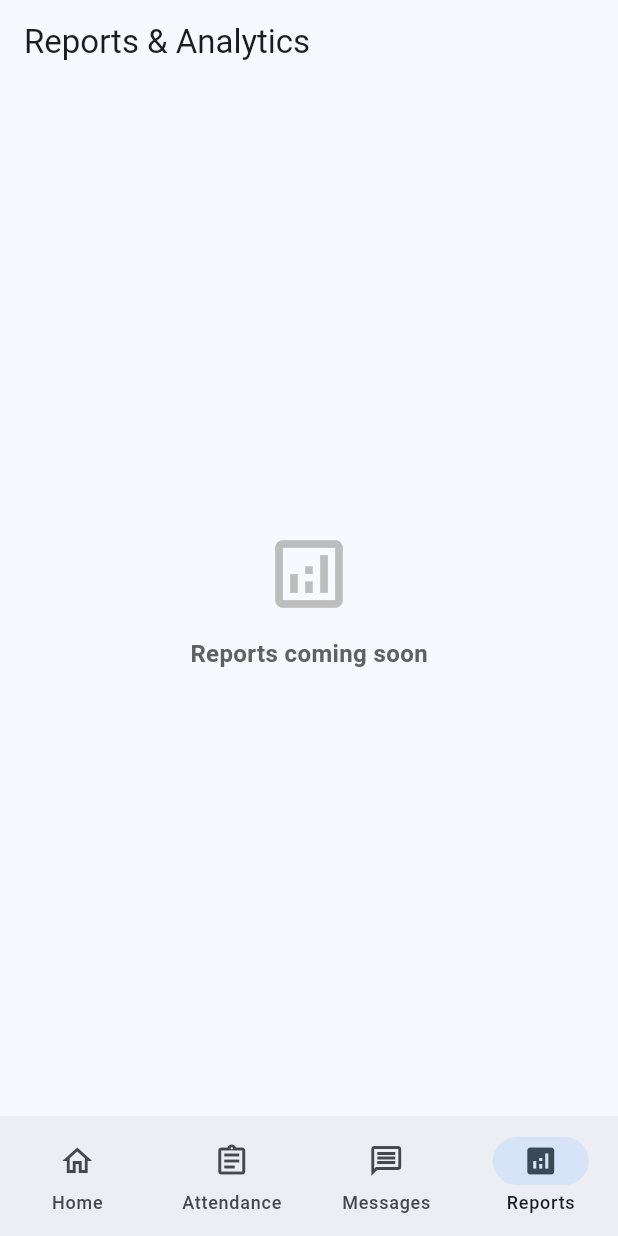
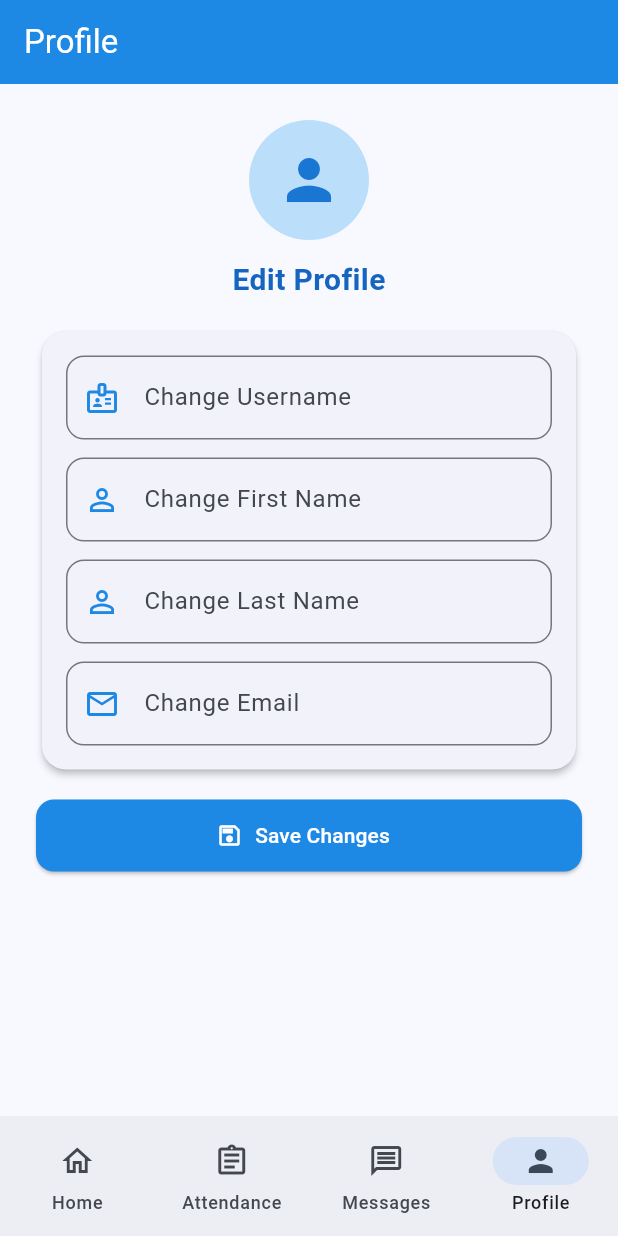
Before and after one commit to CS31A/ams-teacher-mobile, a Flutter app: the RootScaffold screen opened directly, item 4 of the bottom bar chosen, on a phone screen of 412 x 824 dp. Run offline on Flutter 3.47's test engine with Material 3 defaults, Android fonts, the phone set to English and light mode, and no system bars; our stand-ins replace csv, file_picker, flutter_local_notifications, permission_handler, qr_flutter, timezone.

Commit message:
feat: implement new feature Profile

```diff
--- a/lib/screens/home_screen.dart
+++ b/lib/screens/home_screen.dart
@@ -1,6 +1,7 @@
 import 'package:flutter/material.dart';
 import 'attendance_screen.dart';
 import 'notification_screen.dart';
+import 'profile_screen.dart';
 
 class HomeScreen extends StatelessWidget {
   const HomeScreen({super.key});
@@ -140,13 +141,12 @@ class HomeScreen extends StatelessWidget {
                       ),
                       _buildSquareActionCard(
                         context,
-                        icon: Icons.analytics,
-                        title: 'Reports',
+                        icon: Icons.person,
+                        title: 'Profile',
                         onTap: () {
-                          ScaffoldMessenger.of(context).showSnackBar(
-                            const SnackBar(
-                              content: Text('Reports & Analytics coming soon!'),
-                              backgroundColor: Colors.blue,
+                          Navigator.of(context).push(
+                            MaterialPageRoute(
+                              builder: (context) => const ProfileScreen(),
                             ),
                           );
                         },
--- /dev/null
+++ b/lib/screens/profile_screen.dart
@@ -0,0 +1,170 @@
+import 'package:flutter/material.dart';
+
+class ProfileScreen extends StatefulWidget {
+  const ProfileScreen({super.key});
+
+  @override
+  State<ProfileScreen> createState() => _ProfileScreenState();
+}
+
+class _ProfileScreenState extends State<ProfileScreen> {
+  final GlobalKey<FormState> _formKey = GlobalKey<FormState>();
+
+  final TextEditingController _usernameController = TextEditingController();
+  final TextEditingController _firstNameController = TextEditingController();
+  final TextEditingController _lastNameController = TextEditingController();
+  final TextEditingController _emailController = TextEditingController();
+
+  bool _saving = false;
+
+  @override
+  void dispose() {
+    _usernameController.dispose();
+    _firstNameController.dispose();
+    _lastNameController.dispose();
+    _emailController.dispose();
+    super.dispose();
+  }
+
+  Future<void> _onSave() async {
+    if (!_formKey.currentState!.validate()) return;
+    setState(() {
+      _saving = true;
+    });
+    await Future.delayed(const Duration(milliseconds: 800));
+    if (!mounted) return;
+    setState(() {
+      _saving = false;
+    });
+    ScaffoldMessenger.of(context).showSnackBar(
+      const SnackBar(content: Text('Profile updated successfully')),
+    );
+  }
+
+  InputDecoration _dec(String label, IconData icon) {
+    return InputDecoration(
+      labelText: label,
+      prefixIcon: Icon(icon, color: Colors.blue[600]),
+      border: OutlineInputBorder(borderRadius: BorderRadius.circular(12)),
+      focusedBorder: OutlineInputBorder(
+        borderRadius: BorderRadius.circular(12),
+        borderSide: BorderSide(color: Colors.blue[600]!, width: 2),
+      ),
+      contentPadding: const EdgeInsets.symmetric(horizontal: 16, vertical: 16),
+    );
+  }
+
+  @override
+  Widget build(BuildContext context) {
+    return Scaffold(
+      appBar: AppBar(
+        title: const Text('Profile'),
+        backgroundColor: Colors.blue[600],
+        foregroundColor: Colors.white,
+        elevation: 0,
+      ),
+      body: SingleChildScrollView(
+        padding: const EdgeInsets.all(24),
+        child: Column(
+          crossAxisAlignment: CrossAxisAlignment.stretch,
+          children: [
+            // Avatar + header
+            Center(
+              child: Column(
+                children: [
+                  CircleAvatar(
+                    radius: 40,
+                    backgroundColor: Colors.blue[100],
+                    child: Icon(Icons.person, size: 44, color: Colors.blue[700]),
+                  ),
+                  const SizedBox(height: 12),
+                  Text(
+                    'Edit Profile',
+                    style: TextStyle(
+                      fontSize: 20,
+                      fontWeight: FontWeight.w700,
+                      color: Colors.blue[800],
+                    ),
+                  ),
+                ],
+              ),
+            ),
+            const SizedBox(height: 16),
+
+            // Card form for clean mobile UI
+            Card(
+              elevation: 2,
+              shape: RoundedRectangleBorder(borderRadius: BorderRadius.circular(16)),
+              child: Padding(
+                padding: const EdgeInsets.all(16),
+                child: Form(
+                  key: _formKey,
+                  child: Column(
+                    children: [
+                      TextFormField(
+                        controller: _usernameController,
+                        decoration: _dec('Change Username', Icons.badge_outlined),
+                        textInputAction: TextInputAction.next,
+                        validator: (v) => (v == null || v.trim().isEmpty) ? 'Username is required' : null,
+                      ),
+                      const SizedBox(height: 12),
+                      TextFormField(
+                        controller: _firstNameController,
+                        decoration: _dec('Change First Name', Icons.person_outline),
+                        textInputAction: TextInputAction.next,
+                        validator: (v) => (v == null || v.trim().isEmpty) ? 'First name is required' : null,
+                      ),
+                      const SizedBox(height: 12),
+                      TextFormField(
+                        controller: _lastNameController,
+                        decoration: _dec('Change Last Name', Icons.person_outline),
+                        textInputAction: TextInputAction.next,
+                        validator: (v) => (v == null || v.trim().isEmpty) ? 'Last name is required' : null,
+                      ),
+                      const SizedBox(height: 12),
+                      TextFormField(
+                        controller: _emailController,
+                        decoration: _dec('Change Email', Icons.email_outlined),
+                        keyboardType: TextInputType.emailAddress,
+                        textInputAction: TextInputAction.done,
+                        validator: (v) {
+                          if (v == null || v.trim().isEmpty) return 'Email is required';
+                          final email = v.trim();
+                          final ok = RegExp(r'^.+@.+\..+$').hasMatch(email);
+                          return ok ? null : 'Enter a valid email';
+                        },
+                      ),
+                    ],
+                  ),
+                ),
+              ),
+            ),
+
+            const SizedBox(height: 16),
+
+            // Save button
+            SizedBox(
+              height: 48,
+              child: ElevatedButton.icon(
+                onPressed: _saving ? null : _onSave,
+                icon: _saving
+                    ? const SizedBox(
+                        width: 18,
+                        height: 18,
+                        child: CircularProgressIndicator(strokeWidth: 2, color: Colors.white),
+                      )
+                    : const Icon(Icons.save_outlined),
+                label: Text(_saving ? 'Saving…' : 'Save Changes'),
+                style: ElevatedButton.styleFrom(
+                  backgroundColor: Colors.blue[600],
+                  foregroundColor: Colors.white,
+                  shape: RoundedRectangleBorder(borderRadius: BorderRadius.circular(12)),
+                ),
+              ),
+            ),
+          ],
+        ),
+      ),
+    );
+  }
+}
--- a/lib/screens/root_scaffold.dart
+++ b/lib/screens/root_scaffold.dart
@@ -1,7 +1,7 @@
 import 'package:flutter/material.dart';
 import 'home_screen.dart';
 import 'attendance_screen.dart';
-import 'reports_screen.dart';
+import 'profile_screen.dart';
 import 'messages_screen.dart';
 
 class RootScaffold extends StatefulWidget {
@@ -18,7 +18,7 @@ class _RootScaffoldState extends State<RootScaffold> {
     HomeScreen(),
     AttendanceScreen(),
     MessagesScreen(),
-    ReportsScreen(),
+    ProfileScreen(),
   ];
 
   @override
@@ -49,9 +49,9 @@ class _RootScaffoldState extends State<RootScaffold> {
             label: 'Messages',
           ),
           NavigationDestination(
-            icon: Icon(Icons.analytics_outlined),
-            selectedIcon: Icon(Icons.analytics),
-            label: 'Reports',
+            icon: Icon(Icons.person_outline),
+            selectedIcon: Icon(Icons.person),
+            label: 'Profile',
           ),
         ],
       ),
```
